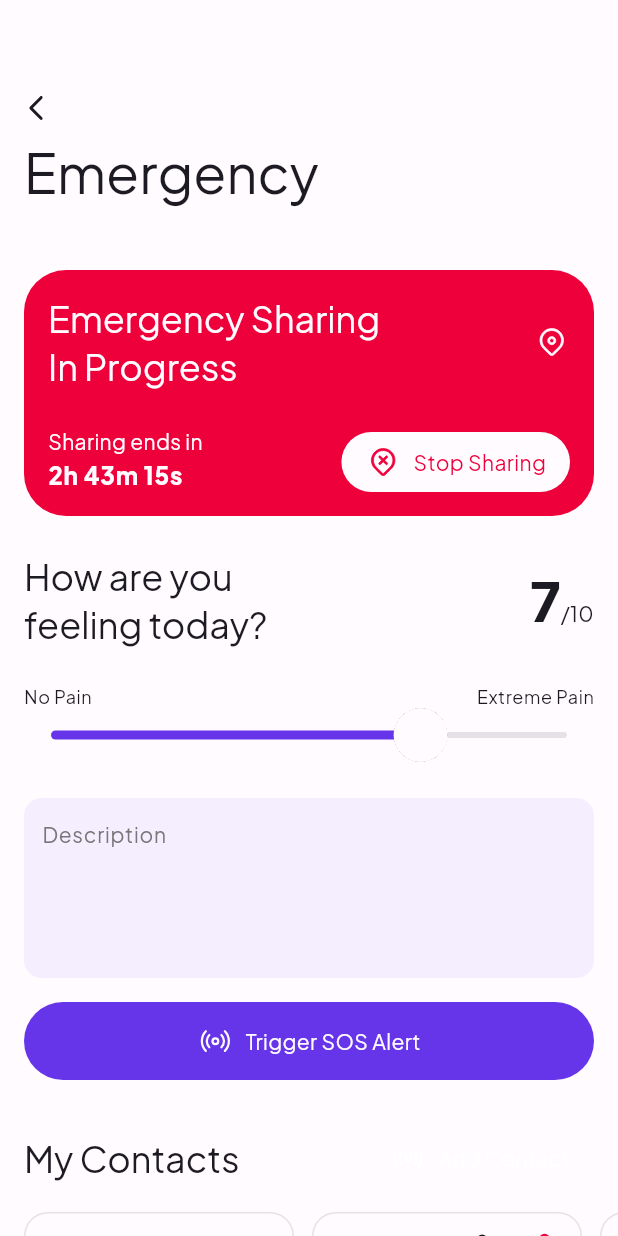
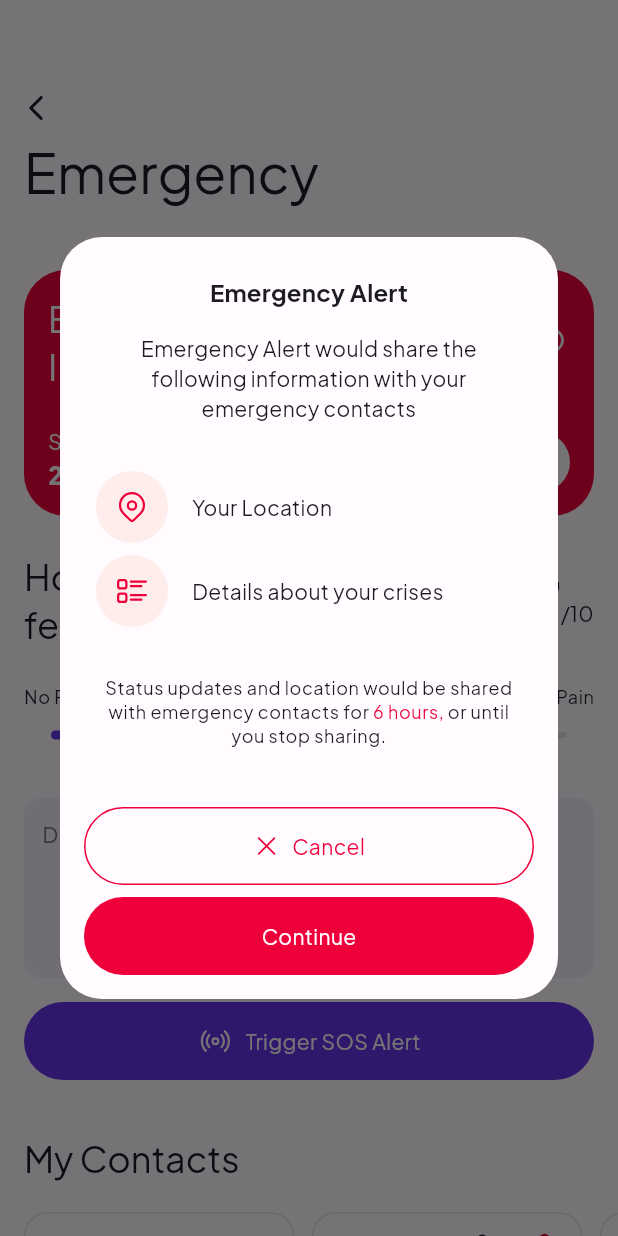
Before and after one commit to sickler-app/sickler, a Flutter app: the screen it shows after launch, after a tap on "Trigger SOS Alert", on a phone screen of 412 x 824 dp. Run offline on Flutter 3.47's test engine with Material 3 defaults, Android fonts, the phone set to English and light mode, and no system bars; drawn by our look-alikes of flutter_animate; our stand-ins replace equatable, fluentui_system_icons, flutter_svg, gap.

Commit message:
UI: Built Emergency alert disclaimer dialog

```diff
--- a/lib/screens/emergency/components/components.dart
+++ b/lib/screens/emergency/components/components.dart
@@ -4,3 +4,4 @@ export 'feeling_checkup_card.dart';
 export 'crisis_log_card.dart';
 export 'sickler_calendar_week_selector.dart';
 export 'sickler_calendar_week_selector_item.dart';
+export 'emergency_alert_disclaimer_dialog.dart';
--- a/lib/screens/emergency/components/emergency_alert_disclaimer_dialog.dart
+++ b/lib/screens/emergency/components/emergency_alert_disclaimer_dialog.dart
@@ -1,6 +1,5 @@
 import 'package:fluentui_system_icons/fluentui_system_icons.dart';
 import 'package:flutter/material.dart';
-import 'package:flutter_svg/flutter_svg.dart';
 import 'package:gap/gap.dart';
 import 'package:sickler/core/core.dart';
 import 'package:sickler/screens/global_components/global_components.dart';
@@ -11,6 +10,9 @@ class EmergencyAlertDisclaimerDialog extends StatelessWidget {
   @override
   Widget build(BuildContext context) {
     final ThemeData theme = Theme.of(context);
+    final bool isDarkMode = theme.colorScheme.brightness == Brightness.dark;
+
+    ///TODO: Wrap with BackButton Listener
     return SicklerAlertDialog(
       title: "Emergency Alert",
       actions: [
@@ -19,44 +21,43 @@ class EmergencyAlertDisclaimerDialog extends StatelessWidget {
           label: "Cancel",
           buttonType: SicklerButtonType.outline,
           color: theme.colorScheme.error,
-          icon: FluentIcons.dismiss_square_24_regular,
-          iconPath: "assets/svg/cross.svg",
+          icon: FluentIcons.dismiss_24_regular,
         ),
-        const Gap( 16),
+        // const Gap( 16),
         SicklerButton(
           onPressed: () {},
           label: "Continue",
           buttonType: SicklerButtonType.primary,
           color: SicklerColours.white,
           backgroundColor: theme.colorScheme.error,
-          iconPath: "assets/svg/emergency.svg",
+       //   iconPath: "assets/svg/emergency.svg",
         )
       ],
       child: Column(
-        crossAxisAlignment: CrossAxisAlignment.center,
+        mainAxisSize: MainAxisSize.min,
         children: [
           Text(
             "Emergency Alert would share the following information with your emergency contacts",
             style: theme.textTheme.bodyMedium,
             textAlign: TextAlign.center,
           ),
-          const Gap( 32),
+          const Gap(32),
           const Align(
             alignment: Alignment.centerLeft,
             child: AlertDetailsText(
-              iconPath: "assets/svg/location.svg",
+              iconData: FluentIcons.location_24_regular,
               label: "Your Location",
             ),
           ),
-          const Gap( 8),
+          const Gap(8),
           const Align(
             alignment: Alignment.centerLeft,
             child: AlertDetailsText(
-              iconPath: "assets/svg/details.svg",
+              iconData: FluentIcons.apps_list_detail_24_regular,
               label: "Details about your crises",
             ),
           ),
-          const Gap( 32),
+          const Gap(32),
           RichText(
             textAlign: TextAlign.center,
             text: TextSpan(
@@ -69,7 +70,7 @@ class EmergencyAlertDisclaimerDialog extends StatelessWidget {
                 TextSpan(
                   text: " 6 hours, ",
                   style: theme.textTheme.bodySmall!
-                      .copyWith(color: theme.colorScheme.error),
+                      .copyWith(color: isDarkMode ? SicklerColours.red70 : theme.colorScheme.error),
                 ),
                 TextSpan(
                   text: "or until you stop sharing.",
@@ -78,7 +79,7 @@ class EmergencyAlertDisclaimerDialog extends StatelessWidget {
               ],
             ),
           ),
-          const Gap( 24),
+          const Gap(16),
         ],
       ),
     );
@@ -86,10 +87,10 @@ class EmergencyAlertDisclaimerDialog extends StatelessWidget {
 }
 
 class AlertDetailsText extends StatelessWidget {
-  final String iconPath;
+  final IconData iconData;
   final String label;
   const AlertDetailsText(
-      {super.key, required this.iconPath, required this.label});
+      {super.key, required this.label, required this.iconData});
 
   @override
   Widget build(BuildContext context) {
@@ -98,19 +99,17 @@ class AlertDetailsText extends StatelessWidget {
     return Row(
       children: [
         Container(
+          padding: const EdgeInsets.all(12),
           decoration: BoxDecoration(
             shape: BoxShape.circle,
-            color: isDarkMode ? SicklerColours.red20 : SicklerColours.red95,
+            color: isDarkMode ? theme.colorScheme.errorContainer : SicklerColours.red95,
           ),
-          child: Center(
-            child: SvgPicture.asset(
-              iconPath,
-              colorFilter:
-                  ColorFilter.mode(theme.colorScheme.error, BlendMode.srcIn),
-            ),
+          child: Icon(
+            iconData,
+            color: theme.colorScheme.error,
           ),
         ),
-        const Gap( 16),
+        const Gap(16),
         Text(
           label,
           style: theme.textTheme.bodyMedium,
--- a/lib/screens/emergency/components/feeling_checkup_card.dart
+++ b/lib/screens/emergency/components/feeling_checkup_card.dart
@@ -1,5 +1,6 @@
 import 'package:flutter/material.dart';
 import 'package:gap/gap.dart';
+import 'package:sickler/screens/emergency/components/emergency_alert_disclaimer_dialog.dart';
 
 import '../../../core/core.dart';
 import '../../global_components/global_components.dart';
@@ -45,9 +46,16 @@ class FeelingCheckupCard extends StatelessWidget {
             decoration: SicklerInputDecoration.inputDecoration(context)
                 .copyWith(hintText: "Description"),
           ),
-          const Gap(16),
+
+    const Gap( 16),
           SicklerButton(
-            onPressed: () {},
+            onPressed: () {
+              showDialog(
+                context: context,
+                builder: (context) => const EmergencyAlertDisclaimerDialog()
+              );
+
+            },
 
             label: "Trigger SOS Alert",
            iconPath: "assets/svg/emergency.svg",
--- a/lib/screens/global_components/sickler_button.dart
+++ b/lib/screens/global_components/sickler_button.dart
@@ -46,36 +46,39 @@ class SicklerButton extends StatelessWidget {
     Color labelColor = theme.colorScheme.primary;
     switch (buttonType) {
       case SicklerButtonType.primary:
+        labelColor = color ?? theme.colorScheme.onPrimary;
+
         style = ElevatedButton.styleFrom(
           fixedSize: isChipButton! ? const Size.fromHeight(36) : null,
           alignment: Alignment.center,
           backgroundColor: backgroundColor ?? theme.colorScheme.primary,
           foregroundColor: color ?? Colors.white,
         );
-        labelColor = color ?? theme.colorScheme.onPrimary;
         break;
 
       case SicklerButtonType.secondary:
+        labelColor = color ?? theme.colorScheme.onPrimaryContainer;
+
         style = ElevatedButton.styleFrom(
           fixedSize: isChipButton! ? const Size.fromHeight(36) : null,
           backgroundColor:
               backgroundColor ?? theme.colorScheme.primaryContainer,
-          foregroundColor: color ?? theme.colorScheme.onPrimaryContainer,
+          foregroundColor: labelColor,
         );
-        labelColor = color ?? theme.colorScheme.onPrimaryContainer;
         break;
 
       case SicklerButtonType.outline:
+        labelColor = color ?? theme.colorScheme.primary;
+
         style = ElevatedButton.styleFrom(
             fixedSize: isChipButton! ? const Size.fromHeight(36) : null,
             backgroundColor: Colors.transparent,
             foregroundColor: color ?? theme.colorScheme.primary,
             side: BorderSide(
               width: 1,
-              color: backgroundColor ?? theme.colorScheme.primary,
-            ));
+              color: labelColor,
+            ),);
 
-        labelColor = color ?? theme.colorScheme.primary;
         break;
       case SicklerButtonType.text:
         style = ElevatedButton.styleFrom(
```
Also changed, not shown: 1 other file.
